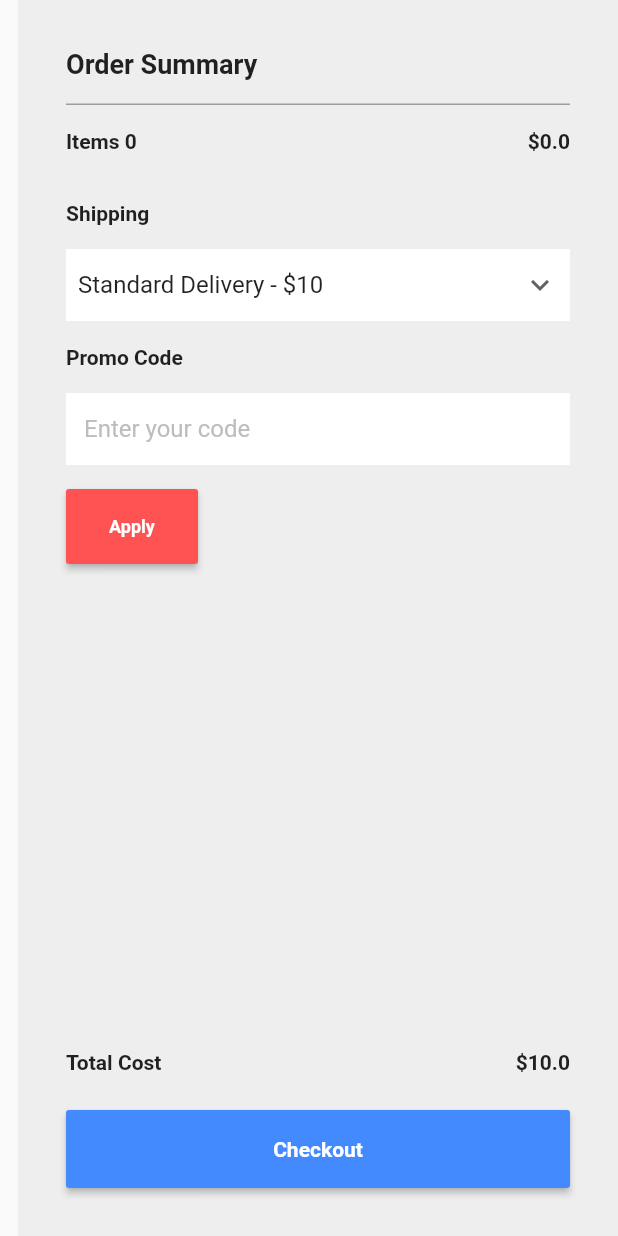
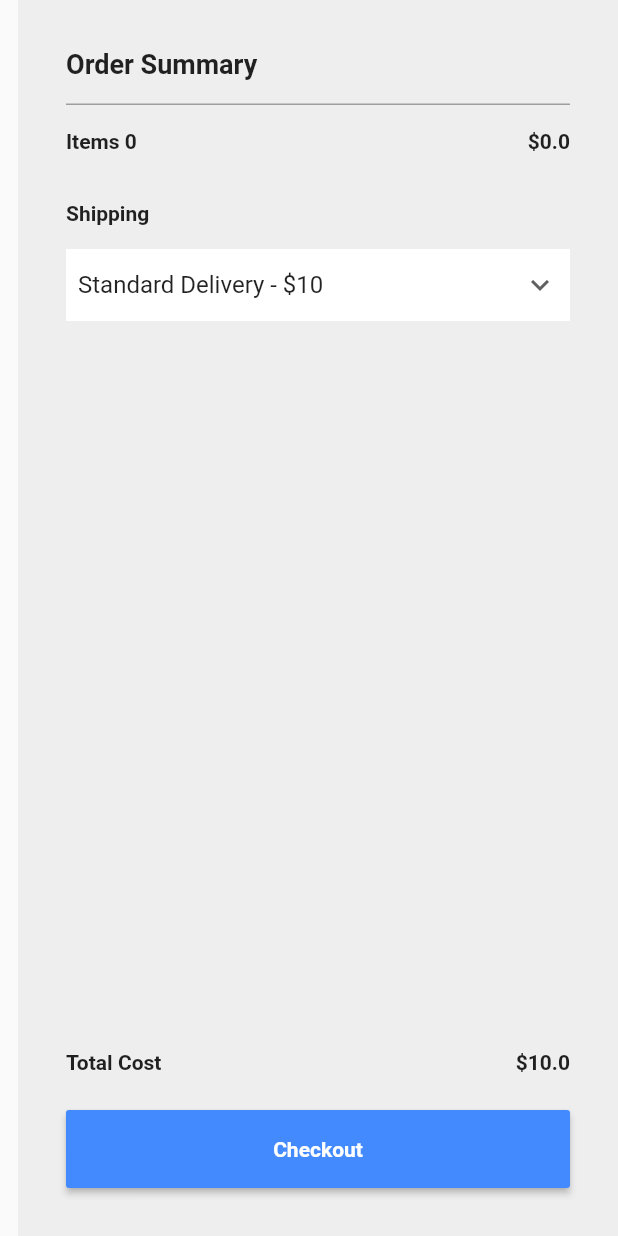
Before and after one commit to JaneLi99/CSI-5112-project, a Flutter app: the Cart screen opened directly, on a phone screen of 412 x 824 dp. Run offline on Flutter 3.47's test engine with Material 2 defaults, Android fonts, the phone set to English and light mode, and no system bars; missing offline and left inert: dart:html; network calls fail.

Commit message:
delete shopping cart promotion code

```diff
--- a/lib/shopping_cart/right.dart
+++ b/lib/shopping_cart/right.dart
@@ -89,37 +89,6 @@ class _RightVeiwState extends State<RightVeiw> {
                 ),
               ),
             ),
-            Text(
-              "Promo Code",
-              style: TextStyle(
-                fontWeight: FontWeight.bold,
-                fontSize: 14.0,
-              ),
-            ),
-            Padding(
-              padding: const EdgeInsets.symmetric(vertical: 16.0),
-              child: TextField(
-                decoration: InputDecoration(
-                  filled: true,
-                  fillColor: Colors.white,
-                  hintText: "Enter your code",
-                  hintStyle: TextStyle(color: Colors.grey.shade400),
-                  border: InputBorder.none,
-                ),
-              ),
-            ),
-            RaisedButton(
-              onPressed: () {},
-              child: Text(
-                "Apply",
-                style: TextStyle(
-                    color: Colors.white,
-                    fontWeight: FontWeight.bold,
-                    fontSize: 12.0),
-              ),
-              color: Colors.redAccent,
-              padding: EdgeInsets.symmetric(horizontal: 18.0, vertical: 18.0),
-            ),
             SizedBox(height: 32),
             Spacer(),
             Row(
```
